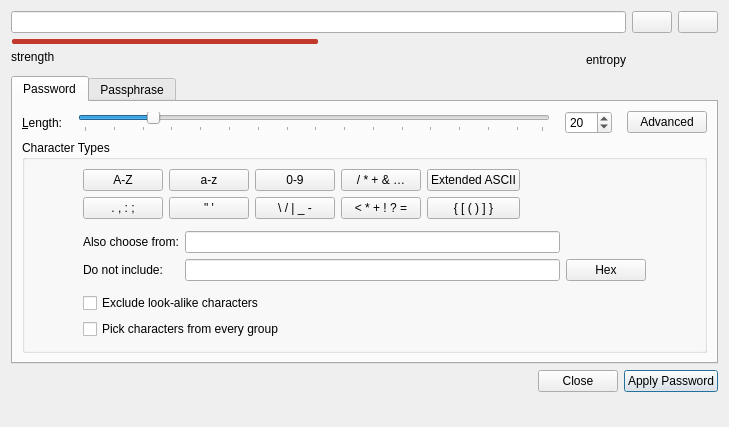
Old version of the form src/gui/PasswordGeneratorWidget.ui in the repository keepassxreboot/keepassxc.
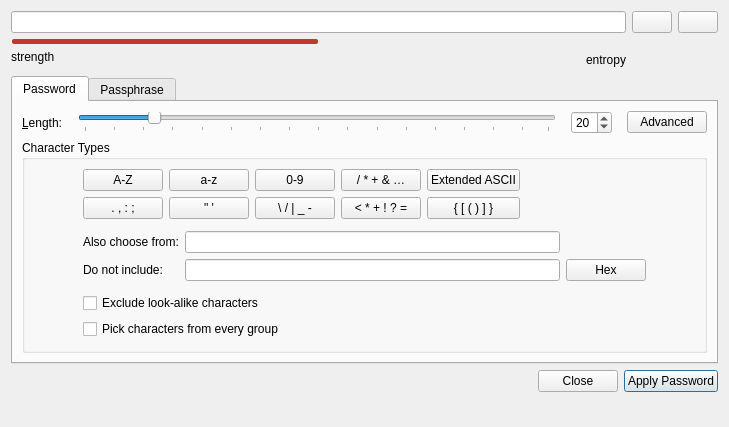
New version of the form. Custom widgets are drawn as their Qt base class.

Commit message:
Remove length limit on password
Software should make the user free, not restrict him.

The edit to the form file:
```diff
--- a/src/gui/PasswordGeneratorWidget.ui
+++ b/src/gui/PasswordGeneratorWidget.ui
@@ -259,9 +259,6 @@
            <property name="minimum">
             <number>1</number>
            </property>
-           <property name="maximum">
-            <number>128</number>
-           </property>
            <property name="value">
             <number>20</number>
            </property>
```
